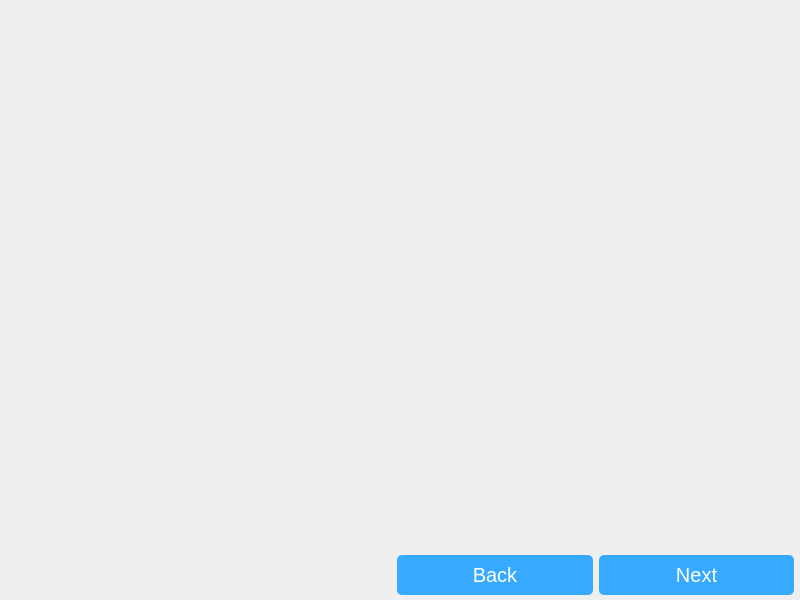
Old version of the form ui/wizard/wizard_setting.ui in the repository 15903016222/Voice.
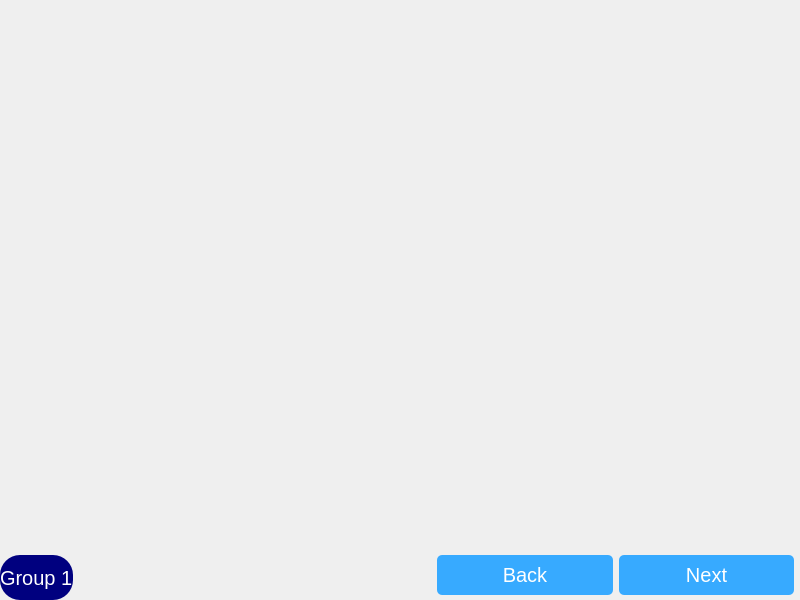
New version of the form. Custom widgets are drawn as their Qt base class.

What changed in the file:
```diff
--- a/ui/wizard/wizard_setting.ui
+++ b/ui/wizard/wizard_setting.ui
@@ -99,13 +99,28 @@
     </layout>
    </item>
    <item>
-    <layout class="QHBoxLayout" name="btnHorizontalLayout" stretch="1,1">
+    <layout class="QHBoxLayout" name="btnHorizontalLayout" stretch="0,1,1">
      <property name="spacing">
       <number>6</number>
      </property>
      <property name="rightMargin">
       <number>6</number>
      </property>
+     <item>
+      <widget class="QLabel" name="groupLabel">
+       <property name="styleSheet">
+        <string notr="true">background-color:rgb(0, 0, 127);
+color: white;   
+font: 15pt;
+border-radius: 20px; 
+border-style: outset;
+</string>
+       </property>
+       <property name="text">
+        <string>Group 1</string>
+       </property>
+      </widget>
+     </item>
      <item>
       <spacer name="horizontalSpacer">
        <property name="orientation">
```
Left out of the diff: 1 changed line with no effect on the pictures.
